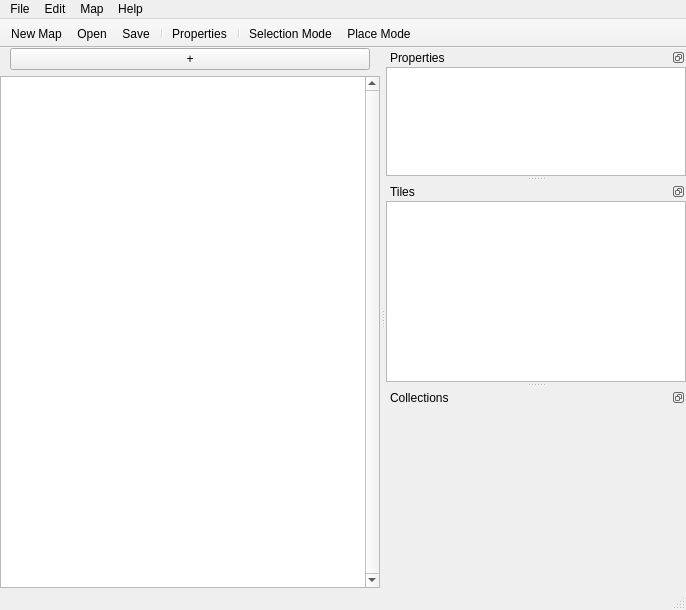
Xalageus/roadr-editor, file roadr_editor/main.ui: the form before one commit.
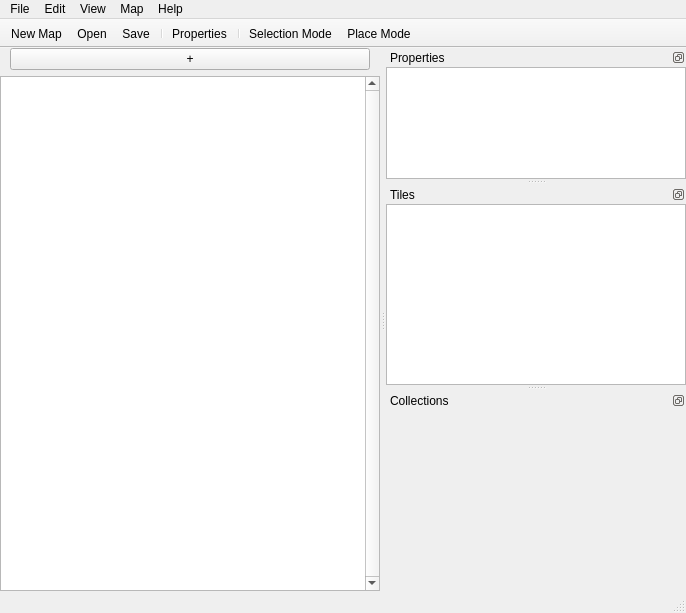
The form after the commit. Custom widgets are drawn as their Qt base class.

Commit message: show grid and height adj.

Patch:
```diff
--- a/roadr_editor/main.ui
+++ b/roadr_editor/main.ui
@@ -7,7 +7,7 @@
     <x>0</x>
     <y>0</y>
     <width>684</width>
-    <height>610</height>
+    <height>613</height>
    </rect>
   </property>
   <property name="mouseTracking">
@@ -76,7 +76,7 @@
       <property name="minimumSize">
        <size>
         <width>380</width>
-        <height>512</height>
+        <height>515</height>
        </size>
       </property>
       <property name="mouseTracking">
@@ -145,8 +145,15 @@
     <addaction name="actionAsset_Definitions"/>
     <addaction name="actionSettings"/>
    </widget>
+   <widget class="QMenu" name="menuView">
+    <property name="title">
+     <string>View</string>
+    </property>
+    <addaction name="actionShow_Grid"/>
+   </widget>
    <addaction name="menuFile"/>
    <addaction name="menuEdit"/>
+   <addaction name="menuView"/>
    <addaction name="menuMap"/>
    <addaction name="menuHelp"/>
   </widget>
```
Left out of the diff: 11 changed lines with no effect on the pictures.
